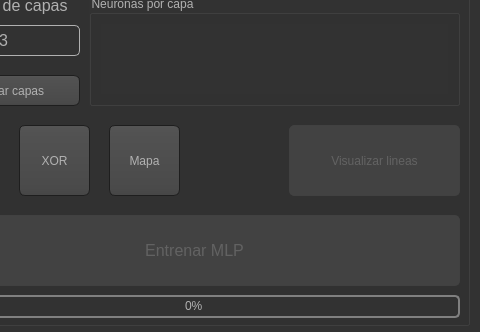
Qt form Practica04_MLP/codigoFuente/UI/Interface_MLP.ui (CodeRevenge/practicas_ia_2) before a commit; both pictures show x 791 to 1271 and y 325 to 657 of the 1271 by 657 pixel window.
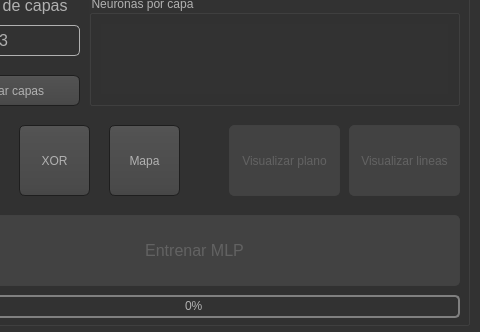
The same form after that commit. Icons and pictures are not drawn. Custom widgets are drawn as their Qt base class.

```diff
--- a/Practica04_MLP/codigoFuente/UI/Interface_MLP.ui
+++ b/Practica04_MLP/codigoFuente/UI/Interface_MLP.ui
@@ -1110,9 +1110,9 @@
      </property>
      <property name="geometry">
       <rect>
-       <x>370</x>
+       <x>430</x>
        <y>440</y>
-       <width>171</width>
+       <width>111</width>
        <height>71</height>
       </rect>
      </property>
@@ -1171,6 +1171,22 @@
       </item>
      </layout>
     </widget>
+    <widget class="QPushButton" name="btn_plot_planes">
+     <property name="enabled">
+      <bool>false</bool>
+     </property>
+     <property name="geometry">
+      <rect>
+       <x>310</x>
+       <y>440</y>
+       <width>111</width>
+       <height>71</height>
+      </rect>
+     </property>
+     <property name="text">
+      <string>Visualizar plano</string>
+     </property>
+    </widget>
     <zorder>label</zorder>
     <zorder>learning_rate</zorder>
     <zorder>min_error</zorder>
```
Left out of the diff: 3 changed lines with no effect on the pictures.
